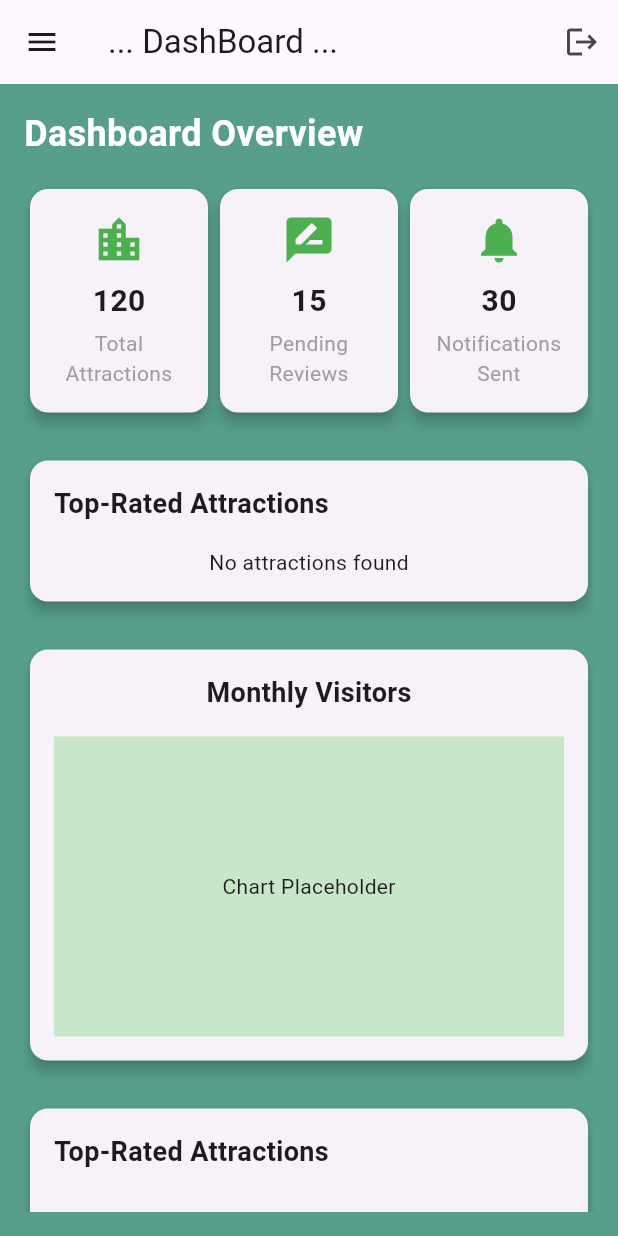
After one commit to gerald023/city_guide, a Flutter app: the AdminDashboard screen opened by its route, on a phone screen of 412 x 824 dp. The commit adds this screen. Run offline on Flutter 3.47's test engine with Material 3 defaults, Android fonts, the phone set to English and light mode, and no system bars; our stand-ins replace carousel_slider, cloud_firestore, firebase_auth, firebase_core, firebase_storage, flutter_riverpod and 6 more; missing offline and left inert: chart_sparkline, cloudinary_flutter, cloudinary_url_gen; accounts and stored records are empty; network calls fail.

Commit message:
initial commit

```diff
--- /dev/null
+++ b/lib/admin1/admin_dashboard.dart
@@ -0,0 +1,74 @@
+import 'package:flutter/material.dart';
+
+import 'dashboard_overview.dart';
+import 'manage_attractions.dart';
+import 'manage_notifications.dart';
+import 'manage_reviews.dart';
+
+class AdminDashboard extends StatefulWidget {
+  const AdminDashboard({super.key});
+
+  @override
+  State<AdminDashboard> createState() => _AdminDashboardState();
+}
+
+class _AdminDashboardState extends State<AdminDashboard> {
+  int _currentIndex = 0;
+
+  final List<Widget> _pages = [
+    const DashboardOverview(),
+    ManageAttractions(),
+    const ManageReviews(),
+    const ManageNotifications(),
+  ];
+
+  @override
+  Widget build(BuildContext context) {
+    return Scaffold(
+      backgroundColor: const Color(0xff579f8c),
+      appBar: AppBar(
+        title: const Text('... DashBoard ...'),
+        actions: [
+          IconButton(
+            icon: const Icon(Icons.logout),
+            onPressed: () {
+              // Logout logic here
+            },
+          ),
+        ],
+      ),
+      drawer: Drawer(
+        child: ListView(
+          children: [
+            const DrawerHeader(
+              decoration: BoxDecoration(
+                color:  Color(0xff579f8c),
+              ),
+              child: Text(
+                'Admin Menu',
+                style: TextStyle(color: Colors.white, fontSize: 24),
+              ),
+            ),
+            ListTile(
+              title: const Text('Dashboard'),
+              onTap: () => setState(() => _currentIndex = 0),
+            ),
+            ListTile(
+              title: const Text('Manage Attractions'),
+              onTap: () => setState(() => _currentIndex = 1),
+            ),
+            ListTile(
+              title: const Text('Manage Reviews'),
+              onTap: () => setState(() => _currentIndex = 2),
+            ),
+            ListTile(
+              title: const Text('Manage Notifications'),
+              onTap: () => setState(() => _currentIndex = 3),
+            ),
+          ],
+        ),
+      ),
+      body: _pages[_currentIndex],
+    );
+  }
+}
--- /dev/null
+++ b/lib/admin1/dashboard_overview.dart
@@ -0,0 +1,255 @@
+import 'package:flutter/material.dart';
+import 'package:cloud_firestore/cloud_firestore.dart';
+import 'package:chart_sparkline/chart_sparkline.dart';
+
+class DashboardOverview extends StatelessWidget {
+  const DashboardOverview({super.key});
+
+  @override
+  Widget build(BuildContext context) {
+    return Padding(
+      padding: const EdgeInsets.all(16.0),
+      child: SingleChildScrollView(
+        child: Column(
+          crossAxisAlignment: CrossAxisAlignment.start,
+          children: [
+            const Text(
+              'Dashboard Overview',
+              style: TextStyle(
+                fontSize: 24,
+                color: Colors.white,
+                fontWeight: FontWeight.bold,
+              ),
+            ),
+            const SizedBox(height: 16),
+
+            // Example Stats Boxes
+            Row(
+              mainAxisAlignment: MainAxisAlignment.spaceBetween,
+              children: [
+                _buildStatBox('Total Attractions', '120', Icons.location_city),
+                _buildStatBox('Pending Reviews', '15', Icons.rate_review),
+                _buildStatBox('Notifications Sent', '30', Icons.notifications),
+              ],
+            ),
+            const SizedBox(height: 24),
+
+            // Top-Rated Attractions Section (Dynamic)
+            Card(
+              elevation: 4,
+              child: Padding(
+                padding: const EdgeInsets.all(16.0),
+                child: Column(
+                  crossAxisAlignment: CrossAxisAlignment.start,
+                  children: [
+                    const Text(
+                      'Top-Rated Attractions',
+                      style: TextStyle(
+                        fontSize: 18,
+                        fontWeight: FontWeight.bold,
+                      ),
+                    ),
+                    const SizedBox(height: 16),
+
+                    // Dynamic Content with StreamBuilder
+                    StreamBuilder<QuerySnapshot>(
+                      stream: FirebaseFirestore.instance
+                          .collection('Attractions')
+                          .orderBy('rating', descending: true) // Sort by rating
+                          .limit(5) // Limit to top 5
+                          .snapshots(),
+                      builder: (context, snapshot) {
+                        if (snapshot.connectionState ==
+                            ConnectionState.waiting) {
+                          return const Center(
+                            child: CircularProgressIndicator(),
+                          );
+                        }
+
+                        if (snapshot.hasError) {
+                          return const Center(
+                            child: Text('Error fetching attractions'),
+                          );
+                        }
+
+                        if (!snapshot.hasData || snapshot.data!.docs.isEmpty) {
+                          return const Center(
+                            child: Text('No attractions found'),
+                          );
+                        }
+
+                        final topAttractions = snapshot.data!.docs;
+
+                        return ListView.builder(
+                          physics: const NeverScrollableScrollPhysics(),
+                          shrinkWrap: true,
+                          itemCount: topAttractions.length,
+                          itemBuilder: (context, index) {
+                            final attraction = topAttractions[index].data()
+                            as Map<String, dynamic>;
+
+                            return _buildAttractionCard(
+                              attraction['name'] ?? 'Unnamed Attraction',
+                              attraction['rating']?.toString() ?? '0.0',
+                              Icons.place,
+                            );
+                          },
+                        );
+                      },
+                    ),
+                  ],
+                ),
+              ),
+            ),
+            const SizedBox(height: 24),
+
+            // Chart Section
+            Card(
+              elevation: 4,
+              child: Padding(
+                padding: const EdgeInsets.all(16.0),
+                child: Column(
+                  children: [
+                    const Text(
+                      'Monthly Visitors',
+                      style: TextStyle(
+                        fontSize: 18,
+                        fontWeight: FontWeight.bold,
+                      ),
+                    ),
+                    const SizedBox(height: 16),
+                    // Replace with your actual chart
+                    Container(
+                      height: 200,
+                      color: Colors.green[100],
+                      child: const Center(
+                        child: Text('Chart Placeholder'),
+                      ),
+                    ),
+                  ],
+                ),
+              ),
+            ),
+            const SizedBox(height: 24),
+
+            // Attraction Highlights Section
+            Card(
+              elevation: 4,
+              child: Padding(
+                padding: const EdgeInsets.all(16.0),
+                child: Column(
+                  crossAxisAlignment: CrossAxisAlignment.start,
+                  children: [
+                    const Text(
+                      'Top-Rated Attractions',
+                      style: TextStyle(
+                        fontSize: 18,
+                        fontWeight: FontWeight.bold,
+                      ),
+                    ),
+                    const SizedBox(height: 16),
+                    _buildAttractionCard(
+                      'City Museum',
+                      '4.9',
+                      Icons.museum,
+                    ),
+                    _buildAttractionCard(
+                      'Grand Park',
+                      '4.8',
+                      Icons.park,
+                    ),
+                  ],
+                ),
+              ),
+            ),
+            const SizedBox(height: 24),
+
+            // Notifications Overview
+            Card(
+              elevation: 4,
+              child: Padding(
+                padding: const EdgeInsets.all(16.0),
+                child: Column(
+                  crossAxisAlignment: CrossAxisAlignment.start,
+                  children: [
+                    const Text(
+                      'Recent Notifications',
+                      style: TextStyle(
+                        fontSize: 18,
+                        fontWeight: FontWeight.bold,
+                      ),
+                    ),
+                    const SizedBox(height: 16),
+                    _buildNotificationCard(
+                      'Event Alert',
+                      'Don’t miss the upcoming art exhibition!',
+                    ),
+                    _buildNotificationCard(
+                      'New Attraction',
+                      'Discover the newly opened Adventure Land!',
+                    ),
+                  ],
+                ),
+              ),
+            ),
+          ],
+        ),
+      ),
+    );
+  }
+
+  Widget _buildStatBox(String title, String value, IconData icon) {
+    return Expanded(
+      child: Card(
+        elevation: 4,
+        child: Padding(
+          padding: const EdgeInsets.all(16.0),
+          child: Column(
+            children: [
+              Icon(icon, size: 36, color: Colors.green),
+              const SizedBox(height: 8),
+              Text(
+                value,
+                style: const TextStyle(
+                  fontSize: 20,
+                  fontWeight: FontWeight.bold,
+                ),
+              ),
+              const SizedBox(height: 4),
+              Text(
+                title,
+                style: const TextStyle(
+                  fontSize: 14,
+                  color: Colors.grey,
+                ),
+                textAlign: TextAlign.center,
+              ),
+            ],
+          ),
+        ),
+      ),
+    );
+  }
+
+  Widget _buildAttractionCard(String name, String rating, IconData icon) {
+    return ListTile(
+      leading: Icon(icon, color: Colors.green),
+      title: Text(
+        name,
+        style: const TextStyle(fontWeight: FontWeight.bold),
+      ),
+      subtitle: Text('Rating: $rating'),
+    );
+  }
+
+  Widget _buildNotificationCard(String title, String message) {
+    return ListTile(
+      leading: const Icon(Icons.notification_important, color: Colors.orange),
+      title: Text(
+        title,
+        style: const TextStyle(fontWeight: FontWeight.bold),
+      ),
+      subtitle: Text(message),
+    );
+  }
+}
--- a/lib/main.dart
+++ b/lib/main.dart
@@ -15,6 +15,8 @@ import 'package:get/get.dart';
 import 'package:flutter_riverpod/flutter_riverpod.dart';
 import 'package:city_guide/main_screen.dart';
 import 'package:shared_preferences/shared_preferences.dart';
+
+import 'admin1/admin_dashboard.dart';
 
 void main() async{
   WidgetsFlutterBinding.ensureInitialized();
@@ -82,7 +84,7 @@ void main() async{
         ),
          GetPage(
           name: '/admin-main',
-          page: ()=> const CreateCityScreen(),
+          page: ()=> const AdminDashboard(),
           transition: Transition.fade,
           transitionDuration: const Duration(milliseconds: 250)
         ),
--- a/pubspec.yaml
+++ b/pubspec.yaml
@@ -55,6 +55,7 @@ dependencies:
   cloudinary_flutter: ^1.3.0
   cloudinary_url_gen: ^1.6.0
   carousel_slider: ^5.0.0
+  chart_sparkline: ^1.1.1
 
 dev_dependencies:
   flutter_test:
```
Also changed, not shown: lib/admin1/manage_attractions.dart (added, +242 -0 lines), lib/admin1/manage_notifications.dart (added, +12 -0 lines), lib/admin1/manage_reviews.dart (added, +12 -0 lines), pubspec.lock, 1 other file.
